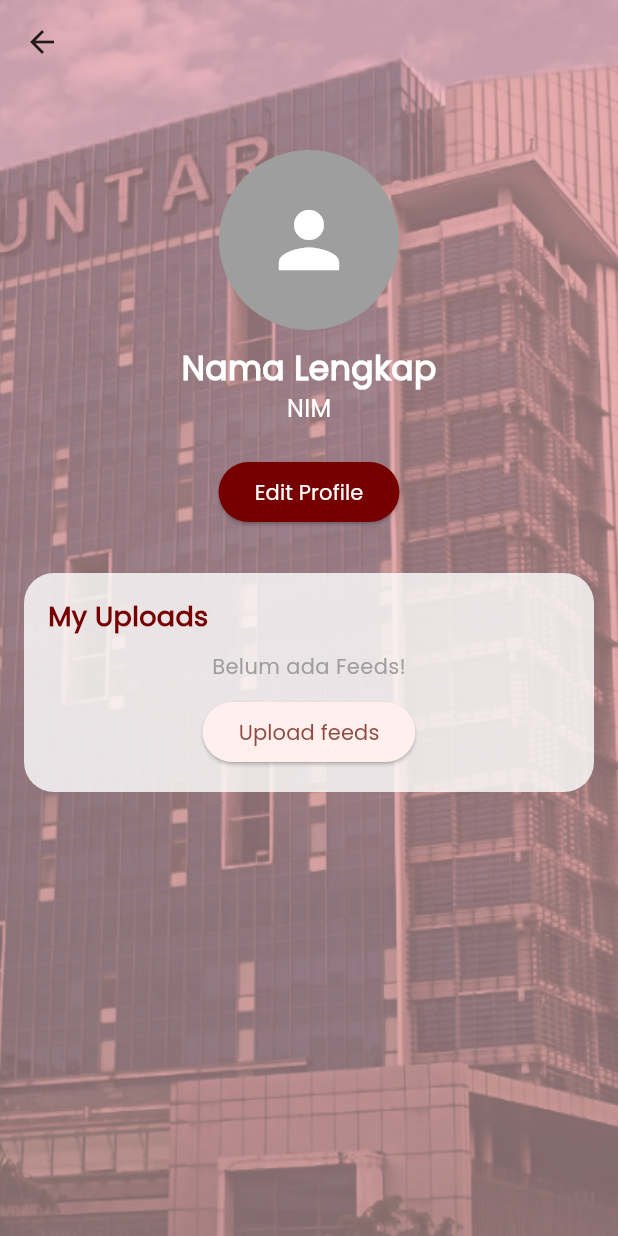
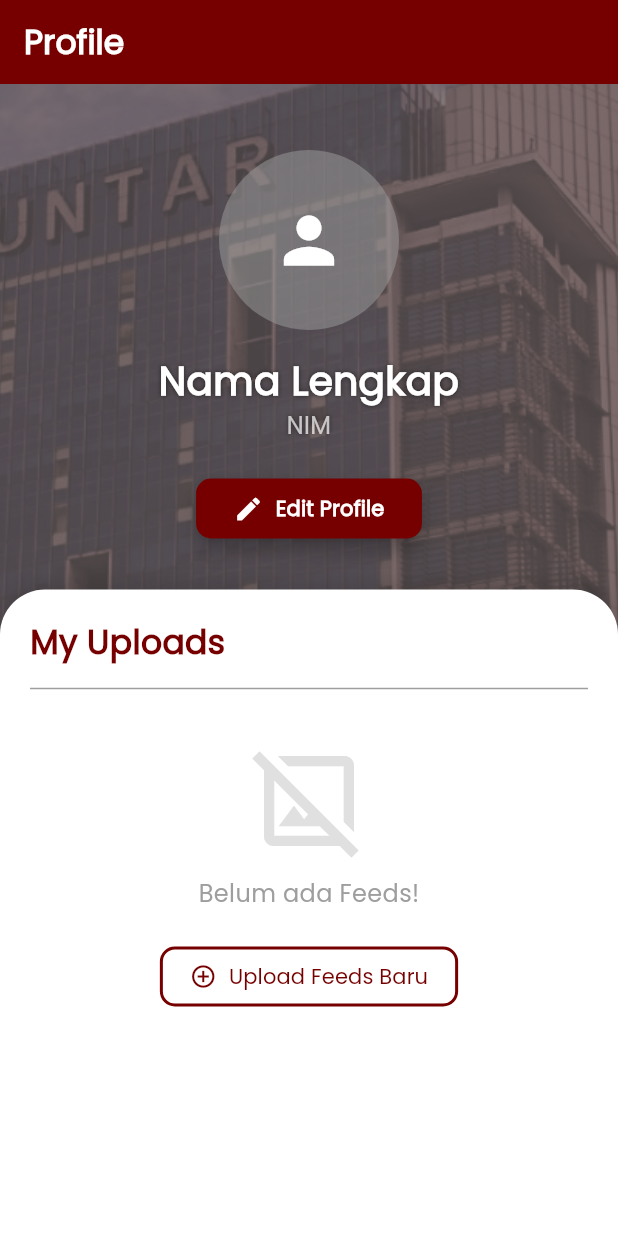
Before and after one commit to Elvan1210/Mobile-Programming-Untarest, a Flutter app: the ProfilePage screen opened directly, on a phone screen of 412 x 824 dp. Run offline on Flutter 3.47's test engine with Material 3 defaults, Android fonts, the light colour scheme and no system bars; our stand-ins replace firebase_auth, firebase_core, flutter_svg, image_picker; accounts and stored records are empty; network calls fail.

Commit message:
update untuk profile

```diff
--- a/lib/screens/profile/profile.dart
+++ b/lib/screens/profile/profile.dart
@@ -13,6 +13,8 @@ class _ProfilePageState extends State<ProfilePage> {
   String _name = 'Nama Lengkap';
   String _nim = 'NIM';
   File? _imageFile;
+
+  static const Color untarRed = Color.fromARGB(255, 118, 0, 0);
 
   void _navigateToEditProfile() async {
     final result = await Navigator.push(
@@ -31,82 +33,136 @@ class _ProfilePageState extends State<ProfilePage> {
 
   @override
   Widget build(BuildContext context) {
+    final screenHeight = MediaQuery.of(context).size.height;
+
     return Scaffold(
       extendBodyBehindAppBar: true,
       appBar: AppBar(
-        backgroundColor: Colors.transparent,
+        title: const Text(
+          'Profile',
+          style: TextStyle(
+            fontFamily: 'Poppins',
+            fontWeight: FontWeight.bold,
+            color: Colors.white,
+          ),
+        ),
+        backgroundColor: untarRed,
         elevation: 0,
+        automaticallyImplyLeading: false,
       ),
       body: Stack(
         children: [
+          // 1. Background Image UNTAR
           Container(
             decoration: const BoxDecoration(
               image: DecorationImage(
                 image: AssetImage("assets/images/BG_UNTAR.png"),
                 fit: BoxFit.cover,
-                colorFilter: ColorFilter.mode(
-                  Color.fromARGB(255, 237, 203, 203),
-                  BlendMode.multiply,
               ),
             ),
           ),
+          // 2. Overlay Gelap
+          Container(
+            color: Colors.black.withOpacity(0.5),
           ),
+
+          // 3. Konten Utama (Header & My Uploads)
           SingleChildScrollView(
             child: Column(
-              crossAxisAlignment: CrossAxisAlignment.center,
+              children: [
+                // Bagian Header Profil
+                Container(
+                  padding: const EdgeInsets.symmetric(horizontal: 20),
+                  child: Column(
                     children: [
                       const SizedBox(height: 100),
-                Column(
-                  children: [
-                    CircleAvatar(
+
+                      // Avatar (Semi-Transparan dengan Ikon Person)
+                      _imageFile != null
+                          ? CircleAvatar(
                               radius: 60,
-                      backgroundColor: Colors.grey,
-                      child: _imageFile != null
-                          ? ClipOval(
+                              backgroundColor: Colors.transparent,
+                              child: ClipOval(
                                 child: Image.file(
                                   _imageFile!,
                                   fit: BoxFit.cover,
                                   width: 120,
                                   height: 120,
                                 ),
+                              ),
                             )
-                          : const Icon(Icons.person,
-                              size: 60, color: Colors.white),
+                          : Container(
+                              width: 120, // 2 * radius
+                              height: 120, // 2 * radius
+                              decoration: BoxDecoration(
+                                shape: BoxShape.circle,
+                                // Background abu-abu semi-transparan
+                                color: Colors.grey.withOpacity(0.5),
                               ),
-                    const SizedBox(height: 10),
+                              child: const Icon(
+                                Icons.person, // Menggunakan ikon person kembali
+                                size: 50, // Ukuran ikon dikecilkan (dari 60 menjadi 50)
+                                color: Colors.white,
+                              ),
+                            ),
+
+                      const SizedBox(height: 15),
                       Text(
                         _name,
+                        textAlign: TextAlign.center,
                         style: const TextStyle(
                           fontFamily: 'Poppins',
-                        fontSize: 22,
-                        fontWeight: FontWeight.bold,
+                          fontSize: 26,
+                          fontWeight: FontWeight.w900,
                           color: Colors.white,
+                          shadows: [
+                            Shadow(color: Colors.black54, blurRadius: 4.0)
+                          ],
                         ),
                       ),
                       Text(
                         _nim,
+                        textAlign: TextAlign.center,
                         style: const TextStyle(
                           fontFamily: 'Poppins',
                           fontSize: 16,
-                        color: Colors.white,
+                          color: Colors.white70,
+                          shadows: [
+                            Shadow(color: Colors.black54, blurRadius: 4.0)
+                          ],
                         ),
                       ),
                       const SizedBox(height: 20),
                       _ProfileButton(
                         text: 'Edit Profile',
                         onPressed: _navigateToEditProfile,
+                        icon: Icons.edit,
+                      ),
+                      const SizedBox(height: 30),
+                    ],
+                  ),
+                ),
+
+                // Bagian Konten "My Uploads" (Kartu Putih)
+                Container(
+                  width: double.infinity,
+                  constraints: BoxConstraints(minHeight: screenHeight * 0.55),
+                  decoration: const BoxDecoration(
+                    color: Colors.white,
+                    borderRadius: BorderRadius.only(
+                      topLeft: Radius.circular(30),
+                      topRight: Radius.circular(30),
+                    ),
+                    boxShadow: [
+                      BoxShadow(
+                        color: Colors.black12,
+                        blurRadius: 10,
+                        offset: Offset(0, -5),
                       ),
                     ],
                   ),
-                const SizedBox(height: 30),
-                Container(
-                  width: double.infinity,
-                  margin: const EdgeInsets.symmetric(horizontal: 16),
-                  padding: const EdgeInsets.all(16),
-                  decoration: BoxDecoration(
-                    color: Colors.white.withOpacity(0.8),
-                    borderRadius: BorderRadius.circular(20),
-                  ),
+                  child: Padding(
+                    padding: const EdgeInsets.all(20),
                     child: Column(
                       crossAxisAlignment: CrossAxisAlignment.start,
                       children: [
@@ -114,34 +170,40 @@ class _ProfilePageState extends State<ProfilePage> {
                           'My Uploads',
                           style: TextStyle(
                             fontFamily: 'Poppins',
-                          fontSize: 18,
+                            fontSize: 22,
                             fontWeight: FontWeight.bold,
-                          color: Color.fromARGB(255, 118, 0, 0),
+                            color: untarRed,
                           ),
                         ),
-                      const SizedBox(height: 10),
+                        const Divider(height: 30, color: Colors.grey),
                         Center(
                           child: Column(
                             children: [
+                              const SizedBox(height: 20),
+                              Icon(
+                                Icons.image_not_supported_outlined,
+                                size: 80,
+                                color: Colors.grey[300],
+                              ),
+                              const SizedBox(height: 10),
                               const Text(
                                 'Belum ada Feeds!',
                                 style: TextStyle(
                                   fontFamily: 'Poppins',
                                   color: Colors.grey,
+                                  fontSize: 16,
                                 ),
                               ),
-                            const SizedBox(height: 10),
-                            ElevatedButton(
-                              onPressed: () {},
-                              child: const Text('Upload feeds'),
-                            ),
+                              const SizedBox(height: 20),
+                              _UploadButton(),
+                              const SizedBox(height: 80),
                             ],
                           ),
                         ),
                       ],
                     ),
                   ),
-                const SizedBox(height: 20),
+                ),
               ],
             ),
           ),
@@ -154,27 +216,57 @@ class _ProfilePageState extends State<ProfilePage> {
 class _ProfileButton extends StatelessWidget {
   final String text;
   final VoidCallback onPressed;
+  final IconData icon;
+
+  static const Color untarRed = Color.fromARGB(255, 118, 0, 0);
 
   const _ProfileButton({
     required this.text,
     required this.onPressed,
+    this.icon = Icons.arrow_forward,
   });
 
   @override
   Widget build(BuildContext context) {
-    return ElevatedButton(
+    return ElevatedButton.icon(
       onPressed: onPressed,
+      icon: Icon(icon, size: 20),
+      label: Text(
+        text,
+        style: const TextStyle(
+          fontFamily: 'Poppins',
+          fontWeight: FontWeight.bold,
+          fontSize: 14,
+        ),
+      ),
       style: ElevatedButton.styleFrom(
         foregroundColor: Colors.white,
-        backgroundColor: const Color.fromARGB(255, 118, 0, 0),
+        backgroundColor: untarRed,
         shape: RoundedRectangleBorder(
-          borderRadius: BorderRadius.circular(20),
+          borderRadius: BorderRadius.circular(10),
         ),
-      ),
-      child: Text(
-        text,
-        style: const TextStyle(fontFamily: 'Poppins'),
+        padding: const EdgeInsets.symmetric(horizontal: 25, vertical: 10),
+        elevation: 5,
       ),
     );
   }
 }
+
+class _UploadButton extends StatelessWidget {
+  @override
+  Widget build(BuildContext context) {
+    return OutlinedButton.icon(
+      onPressed: () {},
+      icon: const Icon(Icons.add_circle_outline),
+      label: const Text('Upload Feeds Baru'),
+      style: OutlinedButton.styleFrom(
+        foregroundColor: _ProfilePageState.untarRed,
+        side: const BorderSide(color: _ProfilePageState.untarRed, width: 2),
+        shape: RoundedRectangleBorder(
+          borderRadius: BorderRadius.circular(10),
+        ),
+        padding: const EdgeInsets.symmetric(horizontal: 20, vertical: 10),
+      ),
+    );
+  }
+}
```
Also changed, not shown: lib/screens/home/home_page.dart (+177 -111 lines). Lines whose indentation alone changed are shown as unchanged.
